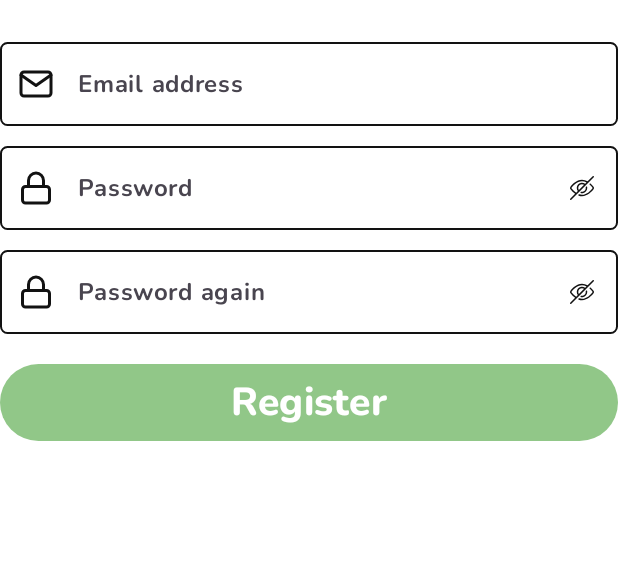
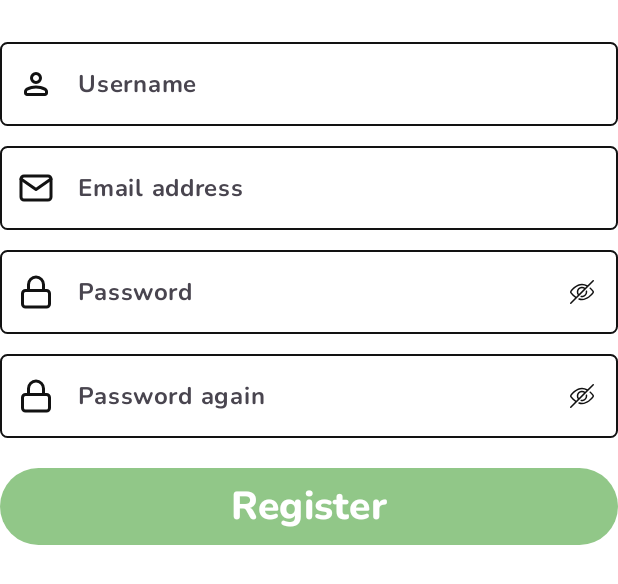
Before and after one commit to ZaurAlimov06/vegsty, an Android app built with Jetpack Compose: the @Preview function PreviewRegister, on a phone screen of 412 x 824 dp. Shown: the top 584 px of the screen. Run offline under Robolectric (Android 15) with nearby library versions, the phone set to English and light mode, and no system bars.

Commit message:
Username textField on Welcome screen

```diff
--- a/app/src/main/java/com/example/myapplication/ui/screens/welcome/components/Register.kt
+++ b/app/src/main/java/com/example/myapplication/ui/screens/welcome/components/Register.kt
@@ -28,6 +28,9 @@ fun Register(
   onPassAgainToggleStateChange: (Boolean) -> Unit,
   passAgainVisibilityState: Boolean
 ) {
+  var usernameStateRegister by remember {
+    mutableStateOf("")
+  }
   var emailStateRegister by remember {
     mutableStateOf("")
   }
@@ -40,13 +43,37 @@ fun Register(
 
   Column {
     OutlinedTextField(
+      value = usernameStateRegister,
+      label = { Text(stringResource(id = R.string.welcome_register_label_username)) },
+      onValueChange = {
+        usernameStateRegister = it
+      },
+      modifier = Modifier
+        .padding(top = 20.dp)
+        .fillMaxWidth(),
+      leadingIcon = {
+        Icon(
+          painter = painterResource(id = R.drawable.ic_username),
+          contentDescription = stringResource(id = R.string.common_icon_content_description),
+          tint = MaterialTheme.colorScheme.onBackground
+        )
+      },
+      singleLine = true,
+      maxLines = 1,
+      colors = TextFieldDefaults.outlinedTextFieldColors(
+        focusedBorderColor = MaterialTheme.colorScheme.primary,
+        unfocusedBorderColor = MaterialTheme.colorScheme.onBackground
+      ),
+    )
+
+    OutlinedTextField(
       value = emailStateRegister,
       label = { Text(stringResource(id = R.string.welcome_register_label_email_address)) },
       onValueChange = {
         emailStateRegister = it
       },
       modifier = Modifier
-        .padding(top = 20.dp)
+        .padding(top = 5.dp)
         .fillMaxWidth(),
       leadingIcon = {
         Icon(
--- /dev/null
+++ b/app/src/main/res/drawable/ic_username.xml
@@ -0,0 +1,9 @@
+<vector xmlns:android="http://schemas.android.com/apk/res/android"
+  android:width="24dp"
+  android:height="24dp"
+  android:viewportWidth="960"
+  android:viewportHeight="960">
+  <path
+    android:fillColor="#A6A6A6"
+    android:pathData="M480,480q-66,0 -113,-47t-47,-113q0,-66 47,-113t113,-47q66,0 113,47t47,113q0,66 -47,113t-113,47ZM720,800L240,800q-33,0 -56.5,-23.5T160,720v-32q0,-34 17.5,-62.5T224,582q62,-31 126,-46.5T480,520q66,0 130,15.5T736,582q29,15 46.5,43.5T800,688v32q0,33 -23.5,56.5T720,800ZM240,720h480v-32q0,-11 -5.5,-20T700,654q-54,-27 -109,-40.5T480,600q-56,0 -111,13.5T260,654q-9,5 -14.5,14t-5.5,20v32ZM480,400q33,0 56.5,-23.5T560,320q0,-33 -23.5,-56.5T480,240q-33,0 -56.5,23.5T400,320q0,33 23.5,56.5T480,400ZM480,320ZM480,720Z" />
+</vector>
--- a/app/src/main/res/values/strings.xml
+++ b/app/src/main/res/values/strings.xml
@@ -18,6 +18,7 @@
   <string name="welcome_login_label_email_address">Email address</string>
   <string name="welcome_login_label_password">Password</string>
   <string name="welcome_login_button_login">Login</string>
+  <string name="welcome_register_label_username">Username</string>
   <string name="welcome_register_label_email_address">Email address</string>
   <string name="welcome_register_label_password">Password</string>
   <string name="welcome_register_label_password_again">Password again</string>
```
